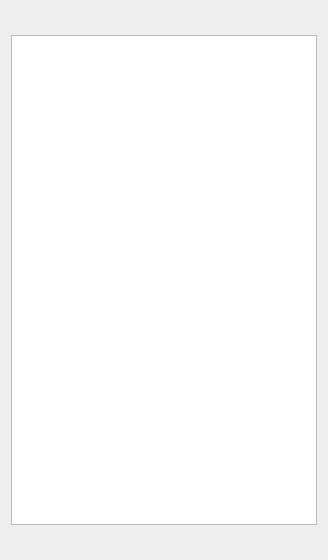
Old version of the form src/ui/catalogwidget.ui in the repository markdavidlong/AppleSAWS.
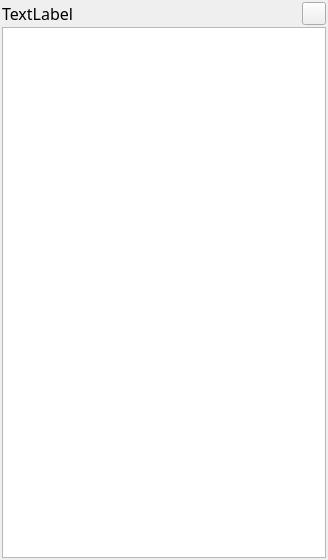
New version of the form.

```diff
--- a/src/ui/catalogwidget.ui
+++ b/src/ui/catalogwidget.ui
@@ -32,22 +32,71 @@
    <string>Form</string>
   </property>
   <layout class="QGridLayout" name="gridLayout">
+   <property name="leftMargin">
+    <number>2</number>
+   </property>
+   <property name="topMargin">
+    <number>2</number>
+   </property>
+   <property name="rightMargin">
+    <number>2</number>
+   </property>
+   <property name="bottomMargin">
+    <number>2</number>
+   </property>
+   <property name="spacing">
+    <number>2</number>
+   </property>
    <item row="0" column="0">
     <layout class="QVBoxLayout" name="verticalLayout">
+     <property name="spacing">
+      <number>2</number>
+     </property>
      <item>
-      <widget class="QLabel" name="volume_label">
-       <property name="text">
-        <string/>
+      <layout class="QHBoxLayout" name="horizontalLayout">
+       <property name="spacing">
+        <number>4</number>
        </property>
-      </widget>
+       <item>
+        <widget class="QLabel" name="volume_label">
+         <property name="font">
+          <font>
+           <family>Sans Serif</family>
+           <pointsize>12</pointsize>
+          </font>
+         </property>
+         <property name="text">
+          <string>TextLabel</string>
+         </property>
+        </widget>
+       </item>
+       <item>
+        <widget class="QToolButton" name="noteButton">
+         <property name="font">
+          <font>
+           <family>Sans Serif</family>
+          </font>
+         </property>
+         <property name="toolTip">
+          <string>Notes for image.</string>
+         </property>
+         <property name="text">
+          <string/>
+         </property>
+        </widget>
+       </item>
+      </layout>
      </item>
      <item>
-      <widget class="QListWidget" name="catalog_list"/>
-     </item>
-     <item>
-      <widget class="QLabel" name="file_label">
-       <property name="text">
-        <string/>
+      <widget class="QListWidget" name="catalog_list">
+       <property name="autoFillBackground">
+        <bool>false</bool>
+       </property>
+       <property name="alternatingRowColors">
+        <bool>true</bool>
+       </property>
+       <property name="selectionRectVisible">
+        <bool>false</bool>
        </property>
       </widget>
      </item>
```
